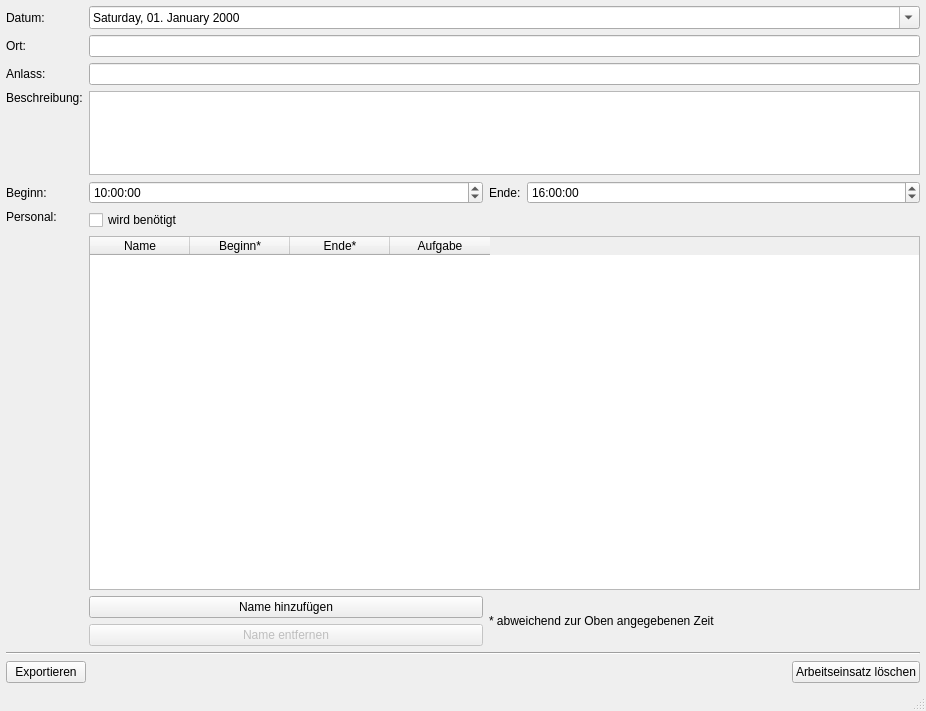
First picture: the form in Programm/activitywindow.ui, repository philjosch/Einsatzplaner, before the edit.
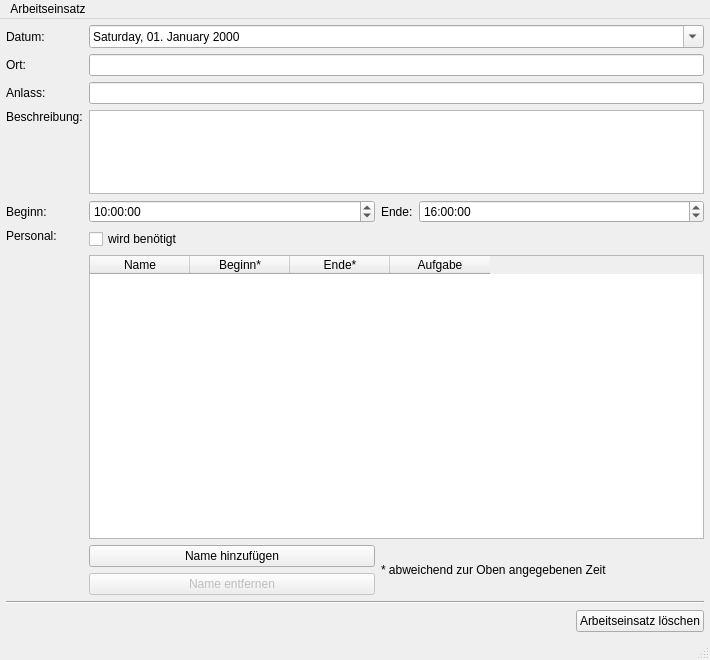
Second picture: the form after the edit.

Diff of the .ui file:
```diff
--- a/Programm/activitywindow.ui
+++ b/Programm/activitywindow.ui
@@ -6,10 +6,16 @@
    <rect>
     <x>0</x>
     <y>0</y>
-    <width>926</width>
-    <height>711</height>
+    <width>710</width>
+    <height>660</height>
    </rect>
   </property>
+  <property name="minimumSize">
+   <size>
+    <width>710</width>
+    <height>660</height>
+   </size>
+  </property>
   <property name="windowTitle">
    <string>MainWindow</string>
   </property>
@@ -252,13 +258,6 @@
        <number>6</number>
       </property>
       <item row="0" column="0">
-       <widget class="QPushButton" name="buttonExport">
-        <property name="text">
-         <string>Exportieren</string>
-        </property>
-       </widget>
-      </item>
-      <item row="0" column="1">
        <spacer name="horizontalSpacer">
         <property name="orientation">
          <enum>Qt::Horizontal</enum>
@@ -271,7 +270,7 @@
         </property>
        </spacer>
       </item>
-      <item row="0" column="2">
+      <item row="0" column="1">
        <widget class="QPushButton" name="buttonDelete">
         <property name="text">
          <string>Arbeitseinsatz löschen</string>
@@ -294,10 +293,22 @@
     <rect>
      <x>0</x>
      <y>0</y>
-     <width>926</width>
+     <width>710</width>
      <height>22</height>
     </rect>
    </property>
+   <widget class="QMenu" name="menuArbeitseinsatz">
+    <property name="title">
+     <string>Arbeitseinsatz</string>
+    </property>
+    <addaction name="actionClose"/>
+    <addaction name="separator"/>
+    <addaction name="actionDelete"/>
+    <addaction name="separator"/>
+    <addaction name="actionPdf"/>
+    <addaction name="actionPrint"/>
+   </widget>
+   <addaction name="menuArbeitseinsatz"/>
   </widget>
   <widget class="QStatusBar" name="statusbar"/>
  </widget>
```
Left out of the diff: 52 changed lines with no effect on the pictures.
